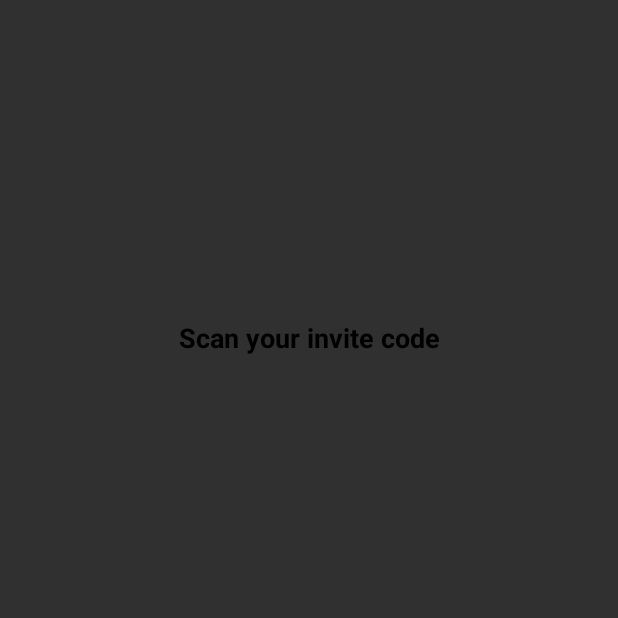
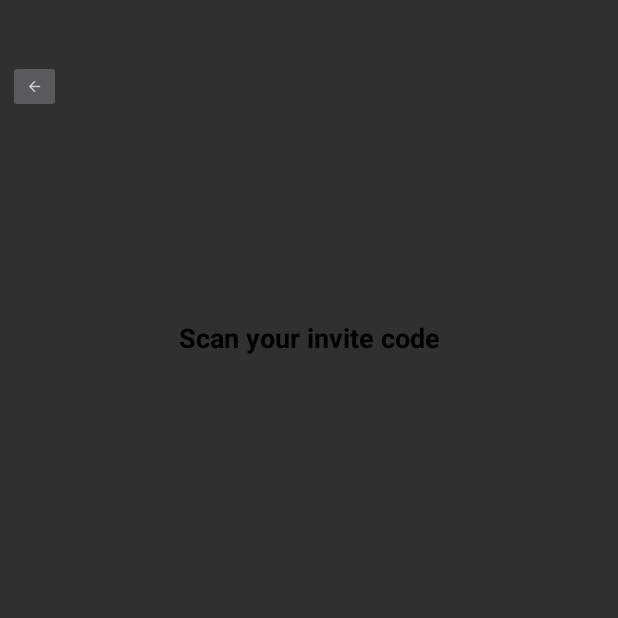
Before and after one commit to nagraj0308/OBCB, an Android app: the fragment QRScanFragment placed in its activity, on a phone screen of 412 x 824 dp, the top half of it. Run offline under Robolectric (Android 15) with nearby library versions, the phone set to English and light mode, and no system bars; libraries missing offline, so code that uses them is left out: eu.livotov.labs; plain views replace ScannerLiveView; 6 statements that could not run were skipped.

Commit message:
s4 added

```diff
--- a/app/src/main/java/com/onebanc/obcb/QRScanFragment.java
+++ b/app/src/main/java/com/onebanc/obcb/QRScanFragment.java
@@ -11,6 +11,7 @@ import android.view.LayoutInflater;
 import android.view.MotionEvent;
 import android.view.View;
 import android.view.ViewGroup;
+import android.widget.ImageButton;
 import android.widget.TextView;
 import android.widget.Toast;
 
@@ -36,6 +37,7 @@ public class QRScanFragment extends Fragment {
     private String mParam2;
     private ScannerLiveView camera;
     private TextView scannedTV;
+    private ImageButton ivClose;
 
     public QRScanFragment() {
         // Required empty public constructor
@@ -80,6 +82,12 @@ public class QRScanFragment extends Fragment {
         super.onViewCreated(view, savedInstanceState);
         scannedTV = view.findViewById(R.id.idTVscanned);
         camera = view.findViewById(R.id.camview);
+
+        ivClose = view.findViewById(R.id.ib_cross);
+
+        ivClose.setOnClickListener(view2 -> {
+            Objects.requireNonNull(getActivity()).onBackPressed();
+        });
 
         scannedTV.setOnClickListener(view1 -> {
             Navigation.findNavController(view).navigate(R.id.action_qrScanFragment_to_enterInviteCodeManuallyFragment);
--- a/app/src/main/res/layout/fragment_q_r_scan.xml
+++ b/app/src/main/res/layout/fragment_q_r_scan.xml
@@ -11,6 +11,14 @@
         android:id="@+id/camview"
         android:layout_width="match_parent"
         android:layout_height="match_parent" >
+        <ImageButton
+            android:id="@+id/ib_cross"
+            android:layout_width="35dp"
+            android:layout_height="35dp"
+            android:scaleType="fitCenter"
+            android:layout_marginTop="40dp"
+            android:layout_marginStart="5dp"
+            android:src="@drawable/drawable_back_arrow" />
         <TextView
             android:layout_width="match_parent"
             android:layout_height="50dp"
```
